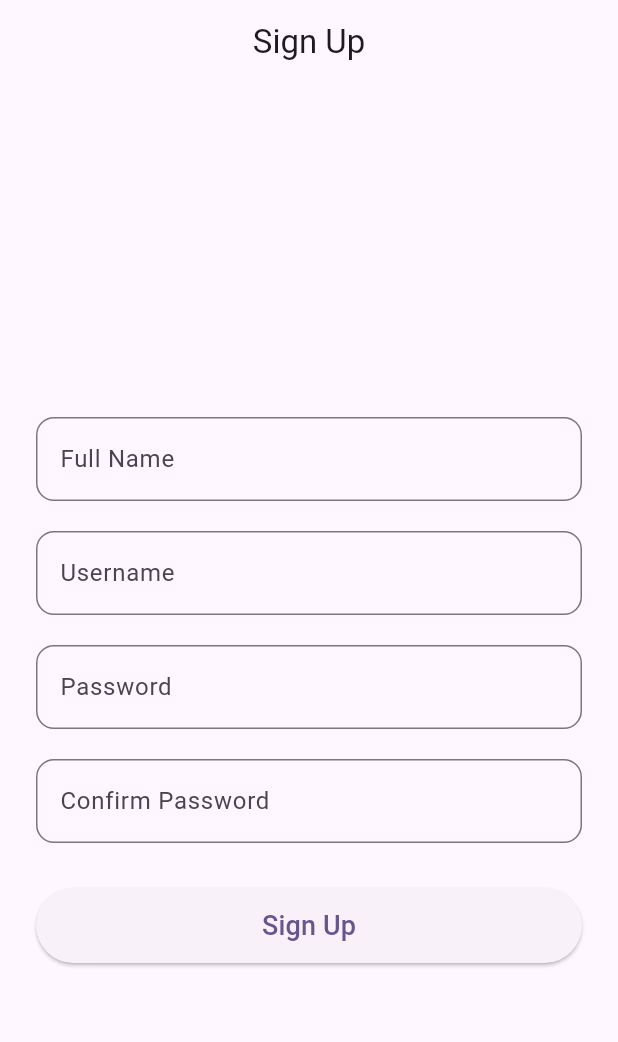
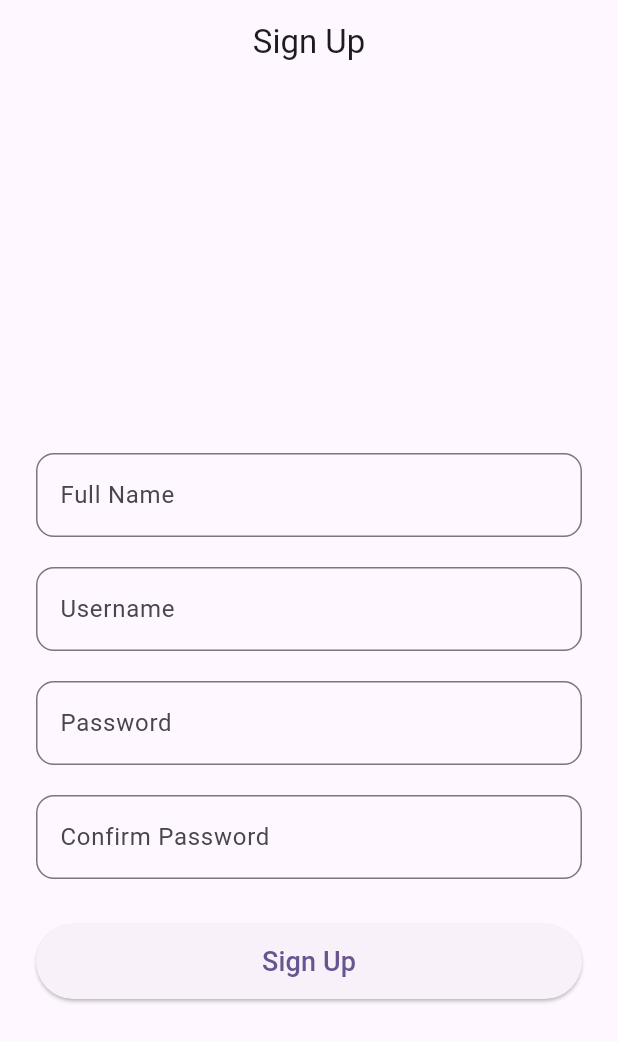
Before and after one commit to Albonation/Project2_FocusNFlow, a Flutter app: the screen it shows after launch, on a phone screen of 412 x 824 dp. Shown: the top 1042 px of the screen. Run offline on Flutter 3.47's test engine with Material 3 defaults, Android fonts, the phone set to English and light mode, and no system bars; our stand-ins replace firebase_core; accounts and stored records are empty; generated files the repository leaves out were written again.

Commit message:
fix: fixed ui to be scroll friendly and fit all items on screen

```diff
--- a/lib/screens/sign_up_screen.dart
+++ b/lib/screens/sign_up_screen.dart
@@ -53,8 +53,16 @@ class _SignUpScreenState extends State<SignUpScreen> {
         title: const Text("Sign Up"),
         centerTitle: true,
       ),
-      body: Padding(
+      body: SafeArea(
+        child: SingleChildScrollView(
           padding: const EdgeInsets.all(24.0),
+          child: ConstrainedBox(
+            constraints: BoxConstraints(
+              minHeight: MediaQuery.of(context).size.height -
+                  AppBar().preferredSize.height -
+                  MediaQuery.of(context).padding.top,
+            ),
+            child: IntrinsicHeight(
               child: Column(
                 mainAxisAlignment: MainAxisAlignment.center,
                 children: [
@@ -125,6 +133,9 @@ class _SignUpScreenState extends State<SignUpScreen> {
                 ],
               ),
             ),
+          ),
+        ),
+      ),
     );
   }
 }
```
Also changed, not shown: lib/screens/sign_in_screen.dart (+12 -2 lines). Lines whose indentation alone changed are shown as unchanged.
